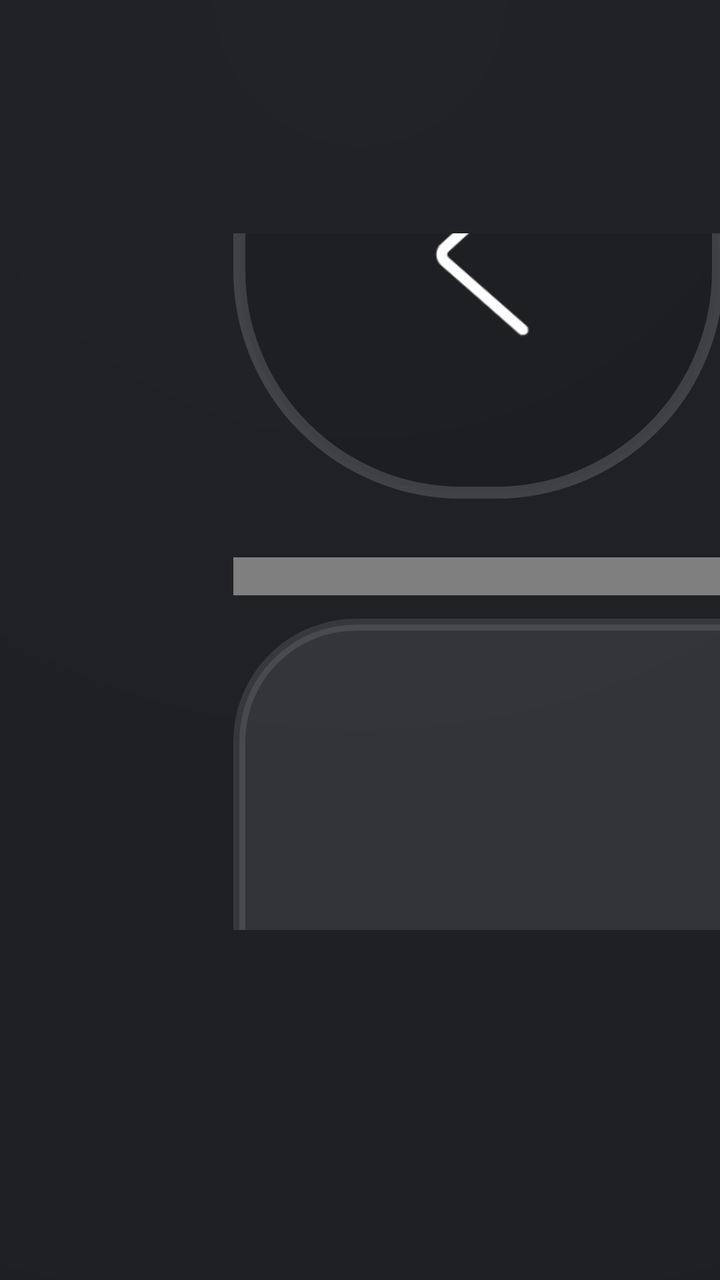
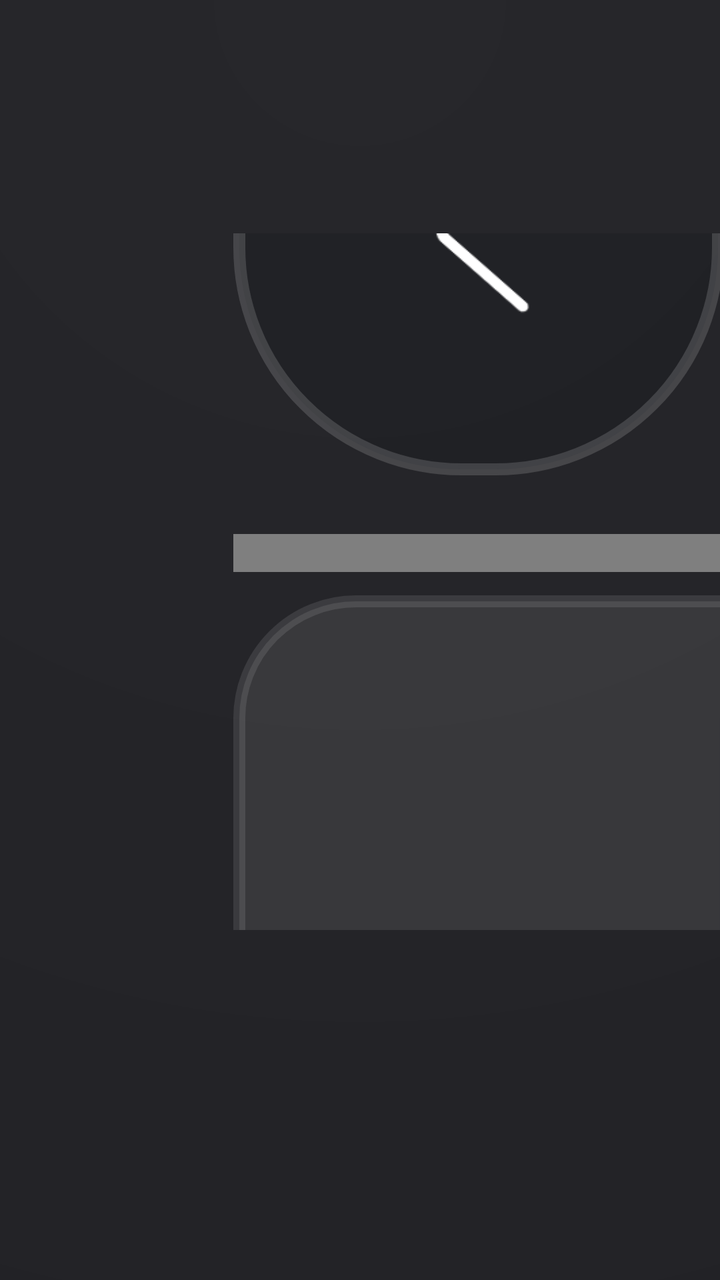

The first picture is an Android layout as it rendered before a commit; the second is the same layout after the commit. The layout source and the unified diff follow.
<!-- AndroidManifest.xml: application theme AppTheme.NoActionBar -->
<!-- res/layout/activity_search.xml -->
<?xml version="1.0" encoding="utf-8"?>
<LinearLayout xmlns:android="http://schemas.android.com/apk/res/android"
    xmlns:app="http://schemas.android.com/apk/res-auto"
    android:layout_width="match_parent"
    android:layout_height="match_parent"
    android:background="@drawable/bg_settings_page"
    android:orientation="horizontal">

    <LinearLayout
        android:layout_width="@dimen/vs_420"
        android:layout_height="match_parent"
        android:orientation="vertical"
        android:padding="@dimen/vs_20">

        <LinearLayout
            android:layout_width="match_parent"
            android:layout_height="wrap_content"
            android:layout_marginBottom="@dimen/vs_10"
            android:gravity="center_vertical"
            android:orientation="vertical">

            <LinearLayout
                android:id="@+id/search_parent_layout"
                android:layout_width="match_parent"
                android:layout_height="wrap_content"
                android:gravity="center_vertical"
                android:orientation="horizontal">

                <ImageView
                    android:id="@+id/back_tv"
                    android:layout_width="@dimen/vs_42"
                    android:layout_height="@dimen/vs_42"
                    android:layout_marginRight="@dimen/vs_8"
                    android:background="@drawable/selector_home_top_action"
                    android:clickable="true"
                    android:focusable="true"
                    android:padding="@dimen/vs_10"
                    android:scaleType="fitCenter"
                    android:src="@drawable/icon_back"
                    android:visibility="visible" />

                <RelativeLayout
                    android:layout_width="0dp"
                    android:layout_height="wrap_content"
                    android:layout_weight="1">

                    <EditText
                        android:id="@+id/etSearch"
                        android:layout_width="match_parent"
                        android:layout_height="@dimen/vs_50"
                        android:background="@drawable/input_search"
                        android:hint="请输入要搜索的内容"
                        android:inputType="text"
                        android:maxLines="1"
                        android:imeOptions="actionSearch"
                        android:paddingLeft="@dimen/vs_45"
                        android:paddingRight="@dimen/vs_10"
                        android:textColor="@android:color/white"
                        android:textColorHint="#99FFFFFF"
                        android:textSize="@dimen/ts_20" />

                    <ImageView
                        android:id="@+id/search_img"
                        android:layout_width="@dimen/vs_35"
                        android:layout_height="@dimen/vs_35"
                        android:layout_alignParentLeft="true"
                        android:layout_marginLeft="@dimen/vs_6"
                        android:layout_centerVertical="true"
                        android:alpha="0.75"
                        android:clickable="true"
                        android:src="@drawable/selector_btn_search" />
                </RelativeLayout>

                <TextView
                    android:id="@+id/tvSearch"
                    android:layout_width="@dimen/vs_50"
                    android:layout_height="@dimen/vs_42"
                    android:layout_marginLeft="@dimen/vs_8"
                    android:background="@drawable/selector_user_focus"
                    android:clickable="true"
                    android:focusable="true"
                    android:focusableInTouchMode="true"
                    android:gravity="center"
                    android:text="搜索"
                    android:textColor="@android:color/white" />
            </LinearLayout>

            <com.owen.tvrecyclerview.widget.TvRecyclerView
                android:id="@+id/serch_history_rv"
                android:layout_width="match_parent"
                android:layout_height="wrap_content"
                android:layout_marginTop="@dimen/vs_1"
                android:focusableInTouchMode="true"
                android:focusable="true"
                app:tv_horizontalSpacingWithMargins="@dimen/vs_2"
                app:tv_verticalSpacingWithMargins="@dimen/vs_2"
                app:tv_layoutManager="V7LinearLayoutManager"
                />

            <LinearLayout
                android:id="@+id/llClearHistory"
                android:layout_width="match_parent"
                android:layout_height="@dimen/vs_50"
                android:layout_marginTop="@dimen/vs_2"
                android:visibility="visible"
                android:orientation="horizontal">

                <TextView
                    android:id="@+id/tvClear"
                    android:layout_width="0dp"
                    android:layout_height="@dimen/vs_50"
                    android:layout_weight="1"
                    android:background="@drawable/selector_user_focus"
                    android:focusable="true"
                    android:gravity="center"
                    android:text="清空历史"
                    android:textColor="@android:color/white"
                    android:textSize="@dimen/ts_20" />
                <Space
                    android:layout_width="@dimen/vs_10"
                    android:visibility="gone"
                    android:layout_height="wrap_content" />
            </LinearLayout>
        </LinearLayout>

        <com.github.tvbox.osc.ui.tv.widget.SearchKeyboard
            android:id="@+id/keyBoardRoot"
            android:visibility="visible"
            android:layout_width="match_parent"
            android:layout_height="match_parent"
            android:nextFocusRight="@+id/sortRV" />

        <LinearLayout
            android:id="@+id/remoteRoot"
            android:layout_width="match_parent"
            android:layout_height="wrap_content"
            android:orientation="vertical">

            <TextView
                android:id="@+id/tvAddress"
                android:layout_width="match_parent"
                android:layout_height="wrap_content"
                android:layout_gravity="center_horizontal"
                android:layout_marginTop="@dimen/vs_20"
                android:gravity="center_horizontal"
                android:lineSpacingMultiplier="1.4"
                android:textColor="@android:color/white"
                android:textSize="@dimen/ts_20" />

            <ImageView
                android:id="@+id/ivQRCode"
                android:layout_width="@dimen/vs_300"
                android:layout_height="@dimen/vs_300"
                android:layout_gravity="center_horizontal"
                android:layout_marginTop="@dimen/vs_20" />
        </LinearLayout>
    </LinearLayout>

    
    <LinearLayout
        android:id="@+id/llWord"
        android:layout_width="@dimen/vs_150"
        android:layout_height="match_parent"
        android:orientation="vertical"
        android:paddingTop="@dimen/vs_10"
        android:paddingBottom="@dimen/vs_20"
        android:paddingRight="@dimen/vs_10"
        android:visibility="gone">

        <TextView
            android:id="@+id/hot_lable_tv"
            android:layout_width="match_parent"
            android:layout_height="wrap_content"
            android:gravity="center_vertical"
            android:paddingBottom="@dimen/vs_6"
            android:text="热门搜索"
            android:textColor="@android:color/white"
            android:textSize="@dimen/ts_22" />

        <com.owen.tvrecyclerview.widget.TvRecyclerView
            android:id="@+id/mGridViewWord"
            android:layout_width="match_parent"
            android:layout_height="match_parent"
            android:clipChildren="false"
            android:clipToPadding="false"
            app:tv_horizontalSpacingWithMargins="@dimen/vs_5"
            app:tv_selectedItemIsCentered="true"
            app:tv_verticalSpacingWithMargins="@dimen/vs_5" />
    </LinearLayout>

    <RelativeLayout
        android:id="@+id/llLayout"
        android:layout_width="match_parent"
        android:layout_height="match_parent"
        android:padding="@dimen/vs_20">

        
        <com.owen.tvrecyclerview.widget.TvRecyclerView
            android:id="@+id/sortRV"
            android:layout_width="match_parent"
            android:layout_height="match_parent"
            android:clipChildren="false"
            android:clipToPadding="false"
            android:visibility="invisible"
            android:nextFocusLeft="@+id/keyBoardRoot"
            app:tv_horizontalSpacingWithMargins="@dimen/vs_5"
            app:tv_selectedItemIsCentered="false"
            app:tv_verticalSpacingWithMargins="@dimen/vs_5" />

        
        <LinearLayout
            android:id="@+id/llSearchEmpty"
            android:layout_width="match_parent"
            android:layout_height="match_parent"
            android:gravity="center"
            android:orientation="vertical"
            android:visibility="gone">

            <ImageView
                android:layout_width="@dimen/vs_80"
                android:layout_height="@dimen/vs_80"
                android:alpha="0.45"
                android:src="@drawable/icon_empty" />

            <TextView
                android:id="@+id/tvSearchEmptyTip"
                android:layout_width="wrap_content"
                android:layout_height="wrap_content"
                android:layout_marginTop="@dimen/vs_14"
                android:text="未找到相关影视资源"
                android:textColor="@color/color_CCFFFFFF"
                android:textSize="@dimen/ts_22" />

            <TextView
                android:layout_width="wrap_content"
                android:layout_height="wrap_content"
                android:layout_marginTop="@dimen/vs_6"
                android:text="建议缩短片名，或在搜索源管理中开启更多数据源"
                android:textColor="@color/color_rail_text_muted"
                android:textSize="@dimen/ts_16" />

            <TextView
                android:id="@+id/btnEmptyManageSources"
                android:layout_width="wrap_content"
                android:layout_height="@dimen/vs_42"
                android:layout_marginTop="@dimen/vs_16"
                android:background="@drawable/selector_user_focus"
                android:clickable="true"
                android:focusable="true"
                android:gravity="center"
                android:paddingLeft="@dimen/vs_20"
                android:paddingRight="@dimen/vs_20"
                android:text="搜索源管理"
                android:textColor="@android:color/white"
                android:textSize="@dimen/ts_18" />
        </LinearLayout>

        
        <LinearLayout
            android:layout_width="match_parent"
            android:layout_height="wrap_content"
            android:layout_alignParentTop="true"
            android:layout_alignParentStart="true"
            android:gravity="center_vertical"
            android:orientation="horizontal">

            <TextView
                android:id="@+id/tvSearchProgress"
                android:layout_width="0dp"
                android:layout_height="wrap_content"
                android:layout_weight="1"
                android:ellipsize="end"
                android:singleLine="true"
                android:textColor="@color/color_rail_text_muted"
                android:textSize="@dimen/ts_16"
                android:visibility="gone" />

            <TextView
                android:id="@+id/tvRetrySearch"
                android:layout_width="wrap_content"
                android:layout_height="@dimen/vs_50"
                android:layout_marginStart="@dimen/vs_10"
                android:background="@drawable/selector_user_focus"
                android:focusable="true"
                android:gravity="center"
                android:minWidth="@dimen/vs_120"
                android:paddingStart="@dimen/vs_12"
                android:paddingEnd="@dimen/vs_12"
                android:text="重试未响应来源"
                android:textColor="@android:color/white"
                android:textSize="@dimen/ts_16"
                android:visibility="gone" />
        </LinearLayout>
    </RelativeLayout>
</LinearLayout>
<!-- resources referenced by this layout -->
<resources>
  <color name="color_CCFFFFFF">#BBFFFFFF</color>
  <color name="color_rail_text_muted">#8CFFFFFF</color>
  <dimen name="ts_16">16mm</dimen>
  <dimen name="ts_18">18mm</dimen>
  <dimen name="ts_20">20mm</dimen>
  <dimen name="ts_22">22mm</dimen>
  <dimen name="vs_1">1mm</dimen>
  <dimen name="vs_10">10mm</dimen>
  <dimen name="vs_12">12mm</dimen>
  <dimen name="vs_120">120mm</dimen>
  <dimen name="vs_14">14mm</dimen>
  <dimen name="vs_150">150mm</dimen>
  <dimen name="vs_16">16mm</dimen>
  <dimen name="vs_2">2mm</dimen>
  <dimen name="vs_20">20mm</dimen>
  <dimen name="vs_300">300mm</dimen>
  <dimen name="vs_35">35mm</dimen>
  <dimen name="vs_42">42mm</dimen>
  <dimen name="vs_420">420mm</dimen>
  <dimen name="vs_45">45mm</dimen>
  <dimen name="vs_5">5mm</dimen>
  <dimen name="vs_50">50mm</dimen>
  <dimen name="vs_6">6mm</dimen>
  <dimen name="vs_8">8mm</dimen>
  <dimen name="vs_80">80mm</dimen>
  <!-- drawable input_search (drawable) -->
  <?xml version="1.0" encoding="utf-8"?>
  <shape xmlns:android="http://schemas.android.com/apk/res/android">
      <corners android:radius="12mm" />
      <solid android:color="#14FFFFFF" />
      <stroke
          android:width="1mm"
          android:color="#26FFFFFF" />
  </shape>
  <!-- drawable selector_btn_search (drawable) -->
  <?xml version="1.0" encoding="utf-8"?>
  <selector xmlns:android="http://schemas.android.com/apk/res/android">
      <item android:drawable="@drawable/icon_search" android:state_focused="true"></item>
      <item android:drawable="@drawable/icon_search" android:state_pressed="true"></item>
      <item android:drawable="@drawable/icon_search" android:state_selected="true"></item>
      <item android:drawable="@drawable/icon_search"></item>
  </selector>
  <!-- drawable selector_user_focus (drawable) -->
  <?xml version="1.0" encoding="utf-8"?>
  <selector xmlns:android="http://schemas.android.com/apk/res/android">
      <item android:drawable="@drawable/shape_button_pressed" android:state_focused="true"></item>
      <item android:drawable="@drawable/shape_button_pressed" android:state_pressed="true"></item>
      <item android:drawable="@drawable/shape_button_pressed" android:state_selected="true"></item>
      <item android:drawable="@drawable/shape_button_front"></item>
  </selector>
  <style name="AppTheme.NoActionBar">
          <item name="android:windowActionBar">false</item>
          <item name="android:windowNoTitle">true</item>
          <item name="windowActionBar">false</item>
          <item name="android:windowFullscreen">true</item>//全屏即无通知栏
          <item name="android:windowContentOverlay">@null</item>//是否有遮盖
          <item name="windowNoTitle">true</item>
          <item name="android:keepScreenOn">true</item>
          
          <item name="android:windowBackground">@drawable/app_bg</item>
      </style>
  <color name="settings_background">#0A0C10</color>
  <!-- drawable shape_button_pressed (drawable) -->
  <?xml version="1.0" encoding="utf-8"?>
  <shape xmlns:android="http://schemas.android.com/apk/res/android">
      <corners android:radius="10mm" />
      <solid android:color="#4DFFFFFF" />
      <stroke
          android:width="1.5mm"
          android:color="#FFFFFF" />
  </shape>
  <!-- drawable shape_button_front (drawable) -->
  <?xml version="1.0" encoding="utf-8"?>
  <shape xmlns:android="http://schemas.android.com/apk/res/android">
      <corners android:radius="10mm" />
      <solid android:color="#17FFFFFF" />
      <stroke
          android:width="1mm"
          android:color="#1AFFFFFF" />
  </shape>
  <!-- unchanged entries left out for length: 6 -->
</resources>

<!-- the commit's change to res/layout/activity_search.xml (unified diff, before → after) -->
@@ -121,6 +121,17 @@
                     android:visibility="gone"
                     android:layout_height="wrap_content" />
             </LinearLayout>
+
+            
+            <TextView
+                android:id="@+id/tvHistoryHint"
+                android:layout_width="match_parent"
+                android:layout_height="wrap_content"
+                android:layout_marginTop="@dimen/vs_4"
+                android:gravity="center"
+                android:text="长按历史词可删除单条"
+                android:textColor="@color/color_rail_text_muted"
+                android:textSize="@dimen/ts_18" />
         </LinearLayout>
 
         <com.github.tvbox.osc.ui.tv.widget.SearchKeyboard
@@ -237,7 +248,7 @@
                 android:layout_marginTop="@dimen/vs_6"
                 android:text="建议缩短片名，或在搜索源管理中开启更多数据源"
                 android:textColor="@color/color_rail_text_muted"
-                android:textSize="@dimen/ts_16" />
+                android:textSize="@dimen/ts_20" />
 
             <TextView
                 android:id="@+id/btnEmptyManageSources"
@@ -272,7 +283,7 @@
                 android:ellipsize="end"
                 android:singleLine="true"
                 android:textColor="@color/color_rail_text_muted"
-                android:textSize="@dimen/ts_16"
+                android:textSize="@dimen/ts_20"
                 android:visibility="gone" />
 
             <TextView
@@ -288,7 +299,7 @@
                 android:paddingEnd="@dimen/vs_12"
                 android:text="重试未响应来源"
                 android:textColor="@android:color/white"
-                android:textSize="@dimen/ts_16"
+                android:textSize="@dimen/ts_20"
                 android:visibility="gone" />
         </LinearLayout>
     </RelativeLayout>
<!-- resource entries referenced after the edit -->
@@ -2,7 +2,6 @@
 <resources>
   <color name="color_CCFFFFFF">#BBFFFFFF</color>
   <color name="color_rail_text_muted">#8CFFFFFF</color>
-  <dimen name="ts_16">16mm</dimen>
   <dimen name="ts_18">18mm</dimen>
   <dimen name="ts_20">20mm</dimen>
   <dimen name="ts_22">22mm</dimen>
@@ -17,6 +16,7 @@
   <dimen name="vs_20">20mm</dimen>
   <dimen name="vs_300">300mm</dimen>
   <dimen name="vs_35">35mm</dimen>
+  <dimen name="vs_4">4mm</dimen>
   <dimen name="vs_42">42mm</dimen>
   <dimen name="vs_420">420mm</dimen>
   <dimen name="vs_45">45mm</dimen>
@@ -61,7 +61,7 @@
           
           <item name="android:windowBackground">@drawable/app_bg</item>
       </style>
-  <color name="settings_background">#0A0C10</color>
+  <color name="settings_background">@color/color_home_base</color>
   <!-- drawable shape_button_pressed (drawable) -->
   <?xml version="1.0" encoding="utf-8"?>
   <shape xmlns:android="http://schemas.android.com/apk/res/android">
@@ -80,6 +80,7 @@
           android:width="1mm"
           android:color="#1AFFFFFF" />
   </shape>
+  <color name="color_home_base">#FF101014</color>
   <!-- unchanged entries left out for length: 6 -->
 </resources>
 
